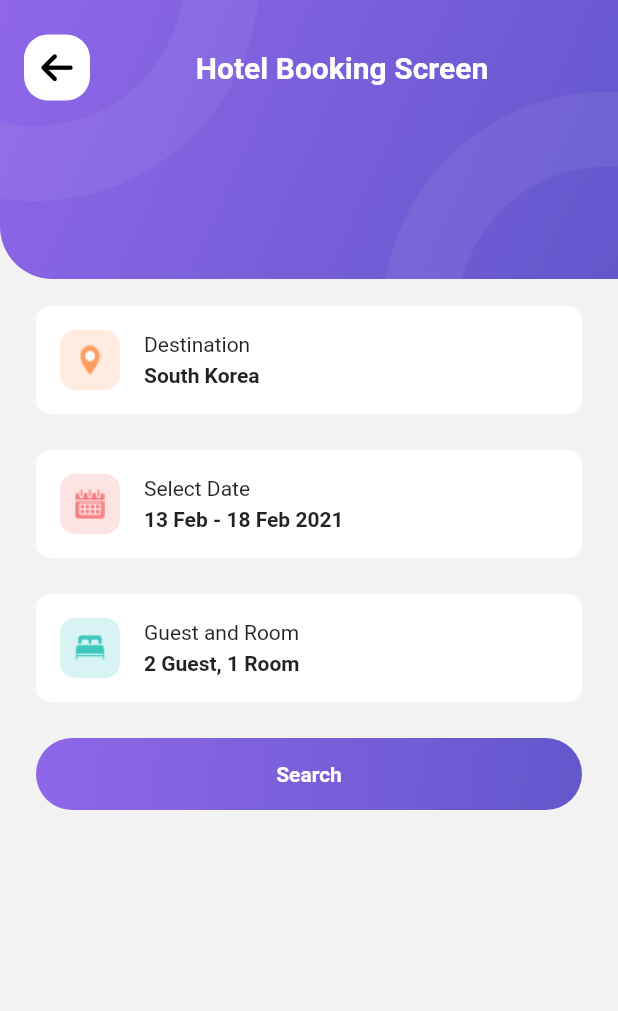
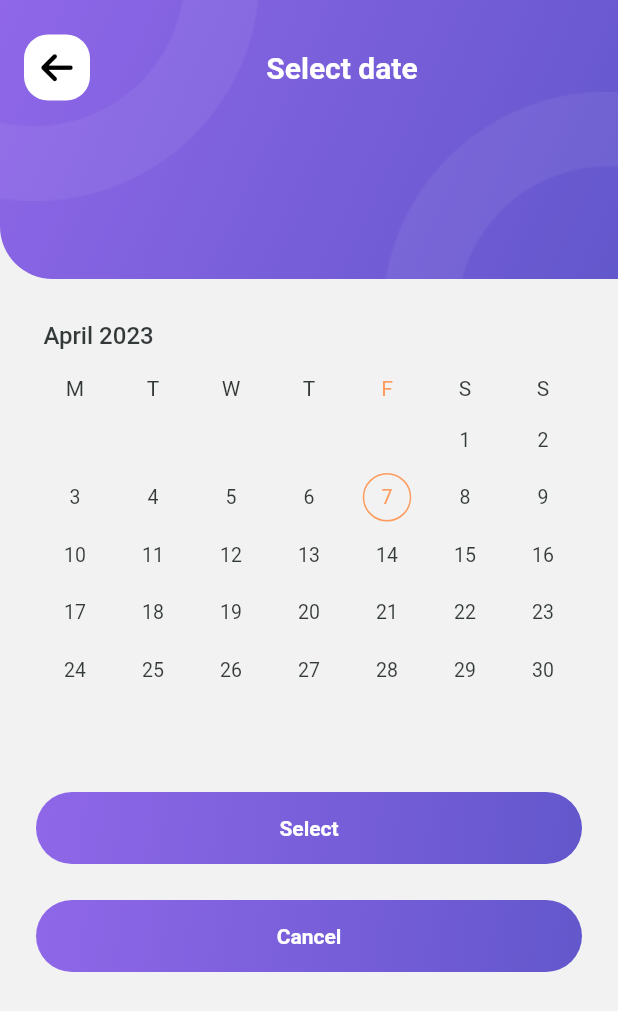
Before and after one commit to TruongAnim/travel_app_ui, a Flutter app: the HotelBookingScreen screen opened by its route, after a tap on "Select Date", on a phone screen of 412 x 824 dp. Shown: the top 1011 px of the screen. Run offline on Flutter 3.47's test engine with Material 2 defaults, Android fonts, the phone set to English and light mode, and no system bars; drawn by our look-alikes of syncfusion_flutter_datepicker; our stand-ins replace font_awesome_flutter, hive_flutter, salomon_bottom_bar, smooth_page_indicator; accounts and stored records are empty.

Commit message:
add date picker screen;

```diff
--- a/lib/core/constants/color_constants.dart
+++ b/lib/core/constants/color_constants.dart
@@ -13,6 +13,8 @@ class ColorPalette {
   static const Color itemHotelColor = Color(0xffFE9C5E);
   static const Color itemPlaneColor = Color(0xffF77777);
   static const Color itemHotelPlaneColor = Color(0xff3EC8BC);
+
+  static const Color orangeColor = Color(0xffFE9C5E);
 }
 
 class Gradients {
--- /dev/null
+++ b/lib/core/extensions/date_extensions.dart
@@ -0,0 +1,13 @@
+import 'package:intl/intl.dart';
+
+extension DateExtension on DateTime {
+  String get getStartDate {
+    DateFormat dateFormat = DateFormat('dd MMM');
+    return dateFormat.format(this);
+  }
+
+  String get getEndDate {
+    DateFormat dateFormat = DateFormat('dd MMM yyyy');
+    return dateFormat.format(this);
+  }
+}
--- a/lib/representation/screen/hotel_booking_screen.dart
+++ b/lib/representation/screen/hotel_booking_screen.dart
@@ -2,10 +2,11 @@ import 'package:flutter/material.dart';
 import 'package:travel_app_ui/core/constants/color_constants.dart';
 import 'package:travel_app_ui/core/constants/dismention_constants.dart';
 import 'package:travel_app_ui/core/helpers/assets_helper.dart';
-import 'package:travel_app_ui/core/helpers/image_helper.dart';
+import 'package:travel_app_ui/representation/screen/select_date_screen.dart';
 import 'package:travel_app_ui/representation/widgets/app_bar_container.dart';
 import 'package:travel_app_ui/representation/widgets/booking_item_widget.dart';
 import 'package:travel_app_ui/representation/widgets/button_widget.dart';
+import 'package:travel_app_ui/core/extensions/date_extensions.dart';
 
 class HotelBookingScreen extends StatefulWidget {
   const HotelBookingScreen({super.key});
@@ -17,6 +18,7 @@ class HotelBookingScreen extends StatefulWidget {
 }
 
 class _HotelBookingScreenState extends State<HotelBookingScreen> {
+  String? dateSelected;
   @override
   Widget build(BuildContext context) {
     return AppBarContainer(
@@ -38,12 +40,25 @@ class _HotelBookingScreenState extends State<HotelBookingScreen> {
             const SizedBox(
               height: kMediumPadding,
             ),
-            BookingItemWidget(
-              icon: AssetsHelper.icoCalender,
-              title: 'Select Date',
-              content: '13 Feb - 18 Feb 2021',
-              color: ColorPalette.itemPlaneColor,
-              onTap: () {},
+            StatefulBuilder(
+              builder: (context, setState) => BookingItemWidget(
+                icon: AssetsHelper.icoCalender,
+                title: 'Select Date',
+                content: dateSelected ?? '13 Feb - 18 Feb 2021',
+                color: ColorPalette.itemPlaneColor,
+                onTap: () async {
+                  final result = await Navigator.of(context)
+                      .pushNamed(SelectDate.routeName);
+                  if ((result as List<DateTime?>)
+                      .any((element) => element != null)) {
+                    dateSelected =
+                        '${result[0]?.getStartDate} - ${result[1]?.getEndDate}';
+                    setState(
+                      () {},
+                    );
+                  }
+                },
+              ),
             ),
             const SizedBox(
               height: kMediumPadding,
--- /dev/null
+++ b/lib/representation/screen/select_date_screen.dart
@@ -0,0 +1,62 @@
+import 'package:flutter/material.dart';
+import 'package:syncfusion_flutter_datepicker/datepicker.dart';
+import 'package:travel_app_ui/core/constants/color_constants.dart';
+import 'package:travel_app_ui/core/constants/dismention_constants.dart';
+import 'package:travel_app_ui/representation/widgets/app_bar_container.dart';
+import 'package:travel_app_ui/representation/widgets/button_widget.dart';
+
+class SelectDate extends StatelessWidget {
+  SelectDate({super.key});
+  static const String routeName = '/selectDate';
+  DateTime? rangeStartDate;
+  DateTime? rangeEndDate;
+  @override
+  Widget build(BuildContext context) {
+    return AppBarContainer(
+        emplementLeading: true,
+        titleString: 'Select date',
+        child: Column(
+          children: [
+            const SizedBox(
+              height: kMediumPadding * 2,
+            ),
+            SfDateRangePicker(
+              view: DateRangePickerView.month,
+              selectionMode: DateRangePickerSelectionMode.range,
+              monthViewSettings:
+                  const DateRangePickerMonthViewSettings(firstDayOfWeek: 1),
+              selectionColor: ColorPalette.orangeColor,
+              startRangeSelectionColor: ColorPalette.orangeColor,
+              endRangeSelectionColor: ColorPalette.orangeColor,
+              rangeSelectionColor: ColorPalette.orangeColor.withOpacity(0.25),
+              todayHighlightColor: ColorPalette.orangeColor,
+              toggleDaySelection: true,
+              onSelectionChanged: (DateRangePickerSelectionChangedArgs args) {
+                if (args.value is PickerDateRange) {
+                  rangeStartDate = args.value.startDate;
+                  rangeEndDate = args.value.endDate;
+                }
+              },
+            ),
+            const SizedBox(
+              height: kMediumPadding,
+            ),
+            ButtonWidget(
+              title: 'Select',
+              onTap: () {
+                Navigator.of(context).pop([rangeStartDate, rangeEndDate]);
+              },
+            ),
+            const SizedBox(
+              height: kMediumPadding,
+            ),
+            ButtonWidget(
+              title: 'Cancel',
+              onTap: () {
+                Navigator.of(context).pop([null, null]);
+              },
+            ),
+          ],
+        ));
+  }
+}
--- a/lib/representation/widgets/booking_item_widget.dart
+++ b/lib/representation/widgets/booking_item_widget.dart
@@ -44,7 +44,7 @@ class BookingItemWidget extends StatelessWidget {
                 height: 20,
               ),
             ),
-            SizedBox(
+            const SizedBox(
               width: kDefaultPadding,
             ),
             Column(
--- a/lib/routes.dart
+++ b/lib/routes.dart
@@ -3,6 +3,7 @@ import 'package:travel_app_ui/representation/screen/hotel_booking_screen.dart';
 import 'package:travel_app_ui/representation/screen/hotel_screen.dart';
 import 'package:travel_app_ui/representation/screen/intro_screen.dart';
 import 'package:travel_app_ui/representation/screen/main_app.dart';
+import 'package:travel_app_ui/representation/screen/select_date_screen.dart';
 import 'representation/screen/splash_screen.dart';
 
 final Map<String, WidgetBuilder> routes = {
@@ -11,4 +12,5 @@ final Map<String, WidgetBuilder> routes = {
   MainApp.routeName: (context) => const MainApp(),
   HotelScreen.routeName: (context) => const HotelScreen(),
   HotelBookingScreen.routeName: (context) => const HotelBookingScreen(),
+  SelectDate.routeName: (context) => SelectDate(),
 };
--- a/pubspec.yaml
+++ b/pubspec.yaml
@@ -39,6 +39,7 @@ dependencies:
   hive_flutter: ^1.1.0
   salomon_bottom_bar: ^3.3.2
   font_awesome_flutter: ^10.4.0
+  syncfusion_flutter_datepicker: ^21.1.38
 
 dev_dependencies:
   flutter_test:
```
Also changed, not shown: pubspec.lock.
